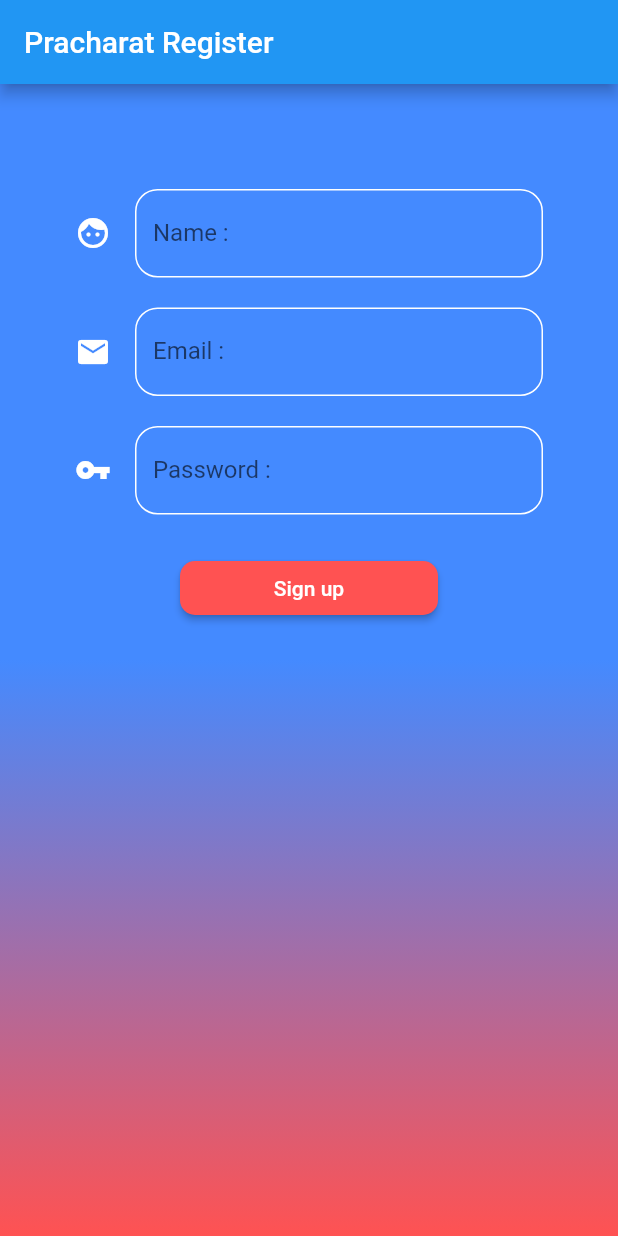
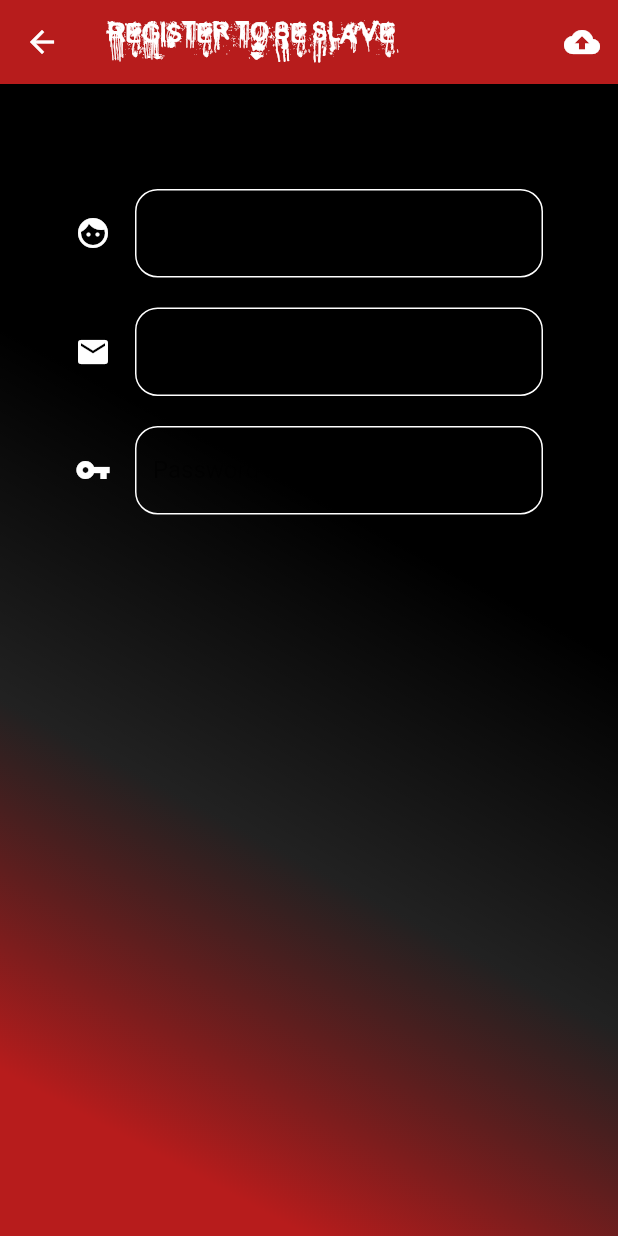
Before and after one commit to Nakarate/testflutter, a Flutter app: the screen it shows after launch, after a tap on "Sign up", on a phone screen of 412 x 824 dp. Run offline on Flutter 3.47's test engine with Material 2 defaults, Android fonts, the phone set to English and light mode, and no system bars.

```diff
--- a/lib/main.dart
+++ b/lib/main.dart
@@ -18,8 +18,9 @@ class MyApp extends StatelessWidget {
     SystemChrome.setPreferredOrientations(
         [DeviceOrientation.portraitUp, DeviceOrientation.portraitDown]);
     return MaterialApp(
+      debugShowCheckedModeBanner: false,
       title: 'Master Firebase',
-      home: Register(),
+      home: Authen(),
     );
   }
 }
--- a/lib/screens/authen.dart
+++ b/lib/screens/authen.dart
@@ -1,4 +1,5 @@
 import 'package:flutter/material.dart';
+import 'package:helloflutter/screens/register.dart';
 
 class Authen extends StatefulWidget {
   @override
@@ -7,35 +8,59 @@ class Authen extends StatefulWidget {
 
 class _AuthenState extends State<Authen> {
   Widget appLogo() {
-    return Image.asset('images/logo.gif');
+    return Image.asset('images/logo.png',
+    color: Colors.red[900],);
   }
 
   Widget appName() {
     return Text(
-      'HELLO O-CHA',
+      'CORE SOLUTIONS',
       style: TextStyle(
-          fontFamily: 'SpecialElite',
-          fontSize: 25.0,
-          fontWeight: FontWeight.bold,
-          color: Colors.black87),
+          fontFamily: 'Coldnight',
+          fontSize: 40.0,
+          fontWeight: FontWeight.w500,
+          color: Colors.red[900]),
     );
   }
 
   Widget emailInput() {
     return TextFormField(
       decoration: InputDecoration(
+        enabledBorder: OutlineInputBorder(
+          borderSide: BorderSide(
+            width: 1.0,
+            color: Colors.red[900],
+          ),
+          borderRadius: BorderRadius.circular(15.0),
+        ),
         labelText: 'Email :',
         hintText: 'you@email.com',
+        icon: Icon(
+          Icons.email,
+          color: Colors.red[900],
+        ),
       ),
     );
   }
+
 
   Widget passwordInput() {
     return TextFormField(
       obscureText: true,
       decoration: InputDecoration(
+        enabledBorder: OutlineInputBorder(
+          borderSide: BorderSide(
+            width: 1.0,
+            color: Colors.red[900],
+          ),
+          borderRadius: BorderRadius.circular(15.0),
+        ),
         labelText: 'Password :',
-        hintText: 'A-Z a-z',
+        hintText: 'More 6 Character',
+        icon: Icon(
+          Icons.vpn_key,
+          color: Colors.red[900],
+        ),
       ),
     );
   }
@@ -46,17 +71,36 @@ class _AuthenState extends State<Authen> {
       textColor: Colors.white,
       shape: RoundedRectangleBorder(borderRadius: BorderRadius.circular(10.0)),
       color: Colors.red,
-      child: Text('Sign in'),
-    );
+      child: Text(
+        'Sign in',
+        style: TextStyle(
+            fontFamily: 'Coldnight',
+            fontSize: 30.0,
+            fontWeight: FontWeight.w400,
+            color: Colors.white),
+      ),
+
+
+      );
   }
 
-  Widget signUpButton() {
+  Widget signUpButton(BuildContext context) {
     return RaisedButton(
-      onPressed: () {},
+      child: Text('Sign up',
+      style: TextStyle(
+          fontFamily: 'Coldnight',
+          fontSize: 30.0,
+          fontWeight: FontWeight.w400,
+          color: Colors.white),),
+      onPressed: () {
+        print('rrrrrrrrrrrrrrrrrrrrr');
+        var registerRoute =
+            MaterialPageRoute(builder: (BuildContext context) => Register());
+        Navigator.of(context).push(registerRoute);
+      },
       textColor: Colors.white,
       shape: RoundedRectangleBorder(borderRadius: BorderRadius.circular(10.0)),
       color: Colors.red,
-      child: Text('Sign up'),
     );
   }
 
@@ -67,23 +111,22 @@ class _AuthenState extends State<Authen> {
       body: Container(
         decoration: BoxDecoration(
             gradient: LinearGradient(
-                colors: [Colors.redAccent, Colors.blueAccent],
-                begin: Alignment(-1, -1))),
+                colors: [Colors.red[900],Colors.black87, Colors.black],
+                begin: Alignment.topCenter)),
         padding: EdgeInsets.only(top: 50.0),
         alignment: Alignment(0, -1),
         child: Column(
           children: <Widget>[
             Container(
               width: 300.0,
-              height: 300.0,
+              height: 200.0,
               child: appLogo(),
             ),
             Container(
-              margin: EdgeInsets.only(top: 5.0),
               child: appName(),
             ),
             Container(
-              margin: EdgeInsets.only(top: 5.0, right: 50.0, left: 50.0),
+              margin: EdgeInsets.only(top: 25.0, right: 50.0, left: 50.0),
               child: emailInput(),
             ),
             Container(
@@ -103,19 +146,11 @@ class _AuthenState extends State<Authen> {
                     Expanded(
                       child: Container(
                         margin: EdgeInsets.only(right: 5.0),
-                        child: signUpButton(),
+                        child: signUpButton(context),
                       ),
                     ),
-                    // Container(
-                    //   margin: EdgeInsets.only(right: 5.0, left: 50.0),
-                    //   child: signInButton(),
-                    // ), Container(
-                    //   margin: EdgeInsets.only(right: 50.0, left: 5.0),
-                    //   child: signUpButton(),
-                    // ),
                   ],
                 )),
-            // line3(),
           ],
         ),
       ),
--- a/lib/screens/register.dart
+++ b/lib/screens/register.dart
@@ -7,16 +7,31 @@ class Register extends StatefulWidget {
 }
 
 class _RegisterState extends State<Register> {
+  // Explicit
+  //ประกาศตัวเเปร
+  final formInput = GlobalKey<FormState>();
+
   Widget name() {
     return TextFormField(
       decoration: InputDecoration(
           enabledBorder: OutlineInputBorder(
-            borderSide: BorderSide(width: 1.0, color: Colors.white,),
+            borderSide: BorderSide(
+              width: 1.0,
+              color: Colors.white,
+            ),
             borderRadius: BorderRadius.circular(15.0),
           ),
           labelText: 'Name :',
           hintText: ' ',
-          icon: Icon(Icons.face, color: Colors.white,)),
+          icon: Icon(
+            Icons.face,
+            color: Colors.white,
+          )),
+      validator: (String value) {
+        if (value.length == 0) {
+          return 'กรอกข้อมูลด้วย ไอสัส!';
+        } else {}
+      },
     );
   }
 
@@ -24,13 +39,26 @@ class _RegisterState extends State<Register> {
     return TextFormField(
       decoration: InputDecoration(
         enabledBorder: OutlineInputBorder(
-            borderSide: BorderSide(width: 1.0, color: Colors.white,),
+          borderSide: BorderSide(
+            width: 1.0,
+            color: Colors.white,
+          ),
           borderRadius: BorderRadius.circular(15.0),
         ),
         labelText: 'Email :',
         hintText: 'you@email.com',
-        icon: Icon(Icons.email, color: Colors.white,),
+        icon: Icon(
+          Icons.email,
+          color: Colors.white,
         ),
+      ),
+       validator: (String value) {
+        if (value.length == 0) {
+          return 'กรอกข้อมูลด้วย ไอสัส!';
+        } else if (!((value.contains('@')) && (value.contains('.')))) {
+          return 'กรอกให้ภูกต้องตาม format สิไอสัส';
+        }
+      },
     );
   }
 
@@ -39,23 +67,36 @@ class _RegisterState extends State<Register> {
       obscureText: true,
       decoration: InputDecoration(
         enabledBorder: OutlineInputBorder(
-            borderSide: BorderSide(width: 1.0, color: Colors.white,),
+          borderSide: BorderSide(
+            width: 1.0,
+            color: Colors.white,
+          ),
           borderRadius: BorderRadius.circular(15.0),
         ),
         labelText: 'Password :',
-        hintText: 'A-Z a-z',
-        icon: Icon(Icons.vpn_key, color: Colors.white,),
+        hintText: 'More 6 Character',
+        icon: Icon(
+          Icons.vpn_key,
+          color: Colors.white,
         ),
+      ),
+      validator: (String value) {
+        if (value.length <= 5) {
+          return 'กรอก6ตัวอักษรขึ้นไปสิ ไอโง่!';
+        }
+      },
     );
   }
 
-  Widget signUpButton() {
-    return RaisedButton(
-      onPressed: () {},
-      textColor: Colors.white,
-      shape: RoundedRectangleBorder(borderRadius: BorderRadius.circular(10.0)),
-      color: Colors.redAccent,
-      child: Text('Sign up'),
+  Widget upLoadButton() {
+    return IconButton(
+      onPressed: () {
+        print('55555555555');
+        if (formInput.currentState.validate()) {}
+      },
+      icon: Icon(Icons.cloud_upload),
+      tooltip: 'Upload To Firebase',
+      color: Colors.white,
     );
   }
 
@@ -64,13 +105,29 @@ class _RegisterState extends State<Register> {
     return Scaffold(
         resizeToAvoidBottomPadding: false,
         appBar: AppBar(
-        title: Text('Pracharat Register'),
+          title: Text(
+            'Register to be Slave',
+            style: TextStyle(
+                fontFamily: 'Coldnight',
+                fontSize: 25.0,
+                color: Colors.white),
           ),
-      body: Container(
+          actions: <Widget>[
+            Container(
+              child: upLoadButton(),
+            ),
+          ],
+          backgroundColor: Colors.red[900],
+        ),
+        body: Form(
+          key: formInput,
+          child: Container(
             decoration: BoxDecoration(
                 gradient: LinearGradient(
-                colors: [Colors.redAccent, Colors.blueAccent],
-                begin: Alignment(1, 1))),
+              begin: Alignment.bottomCenter,
+                colors: [Colors.red[900],Colors.black87, Colors.black],
+              // colors: [Colors.white, Colors.indigoAccent[400]],
+            )),
             padding: EdgeInsets.only(top: 50.0),
             alignment: Alignment(0, -1),
             child: Column(
@@ -87,23 +144,11 @@ class _RegisterState extends State<Register> {
                   margin: EdgeInsets.only(top: 20.0, right: 50.0, left: 50.0),
                   child: passwordInput(),
                 ),
-            Container(
-                margin: EdgeInsets.only(top: 10.0, right: 70.0, left: 70.0),
-                child: Row(
-                  children: <Widget>[
-                    Expanded(
-                      child: Container(
-                        margin:
-                            EdgeInsets.only(top: 15.0, right: 50.0, left: 50.0),
-                        child: signUpButton(),
-                      ),
-                    ),
-                  ],
-                )),
+
                 // line3(),
               ],
             ),
           ),
-    );
+        ));
   }
 }
--- a/pubspec.yaml
+++ b/pubspec.yaml
@@ -43,7 +43,6 @@ flutter:
   # To add assets to your application, add an assets section, like this:
   assets:
    - images/logo.png
-   - images/logo.gif
 
   # An image asset can refer to one or more resolution-specific "variants", see
   # https://flutter.dev/assets-and-images/#resolution-aware.
```
Also changed, not shown: images/logo.png, 6 other files. Lines whose indentation alone changed are shown as unchanged.
